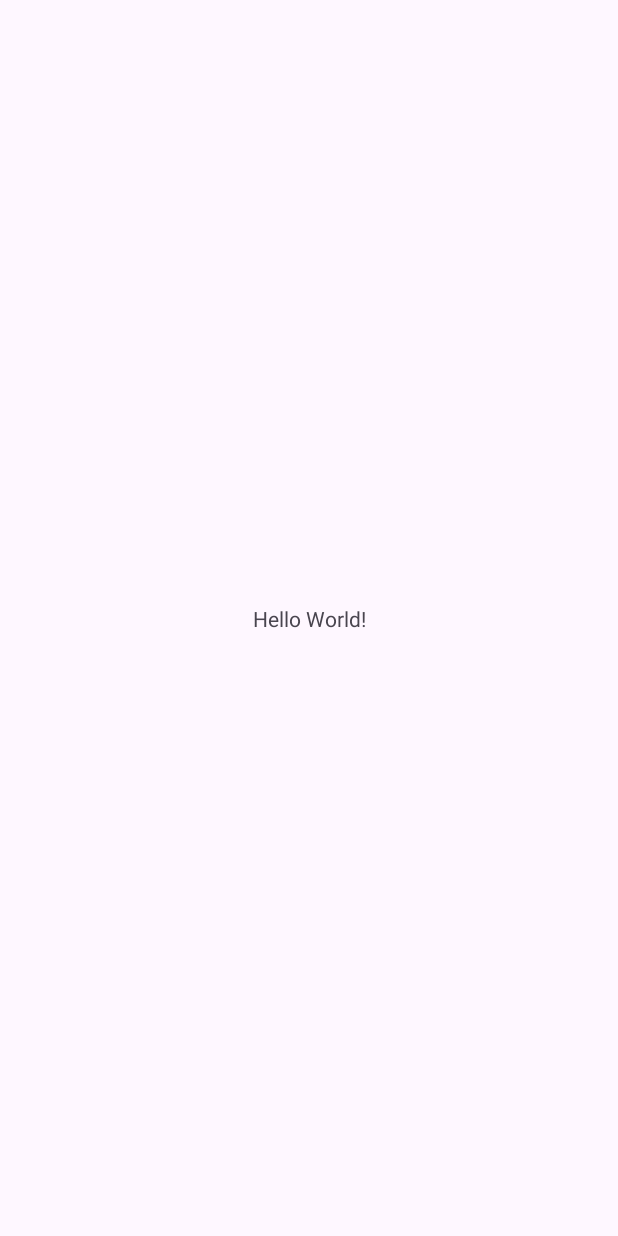
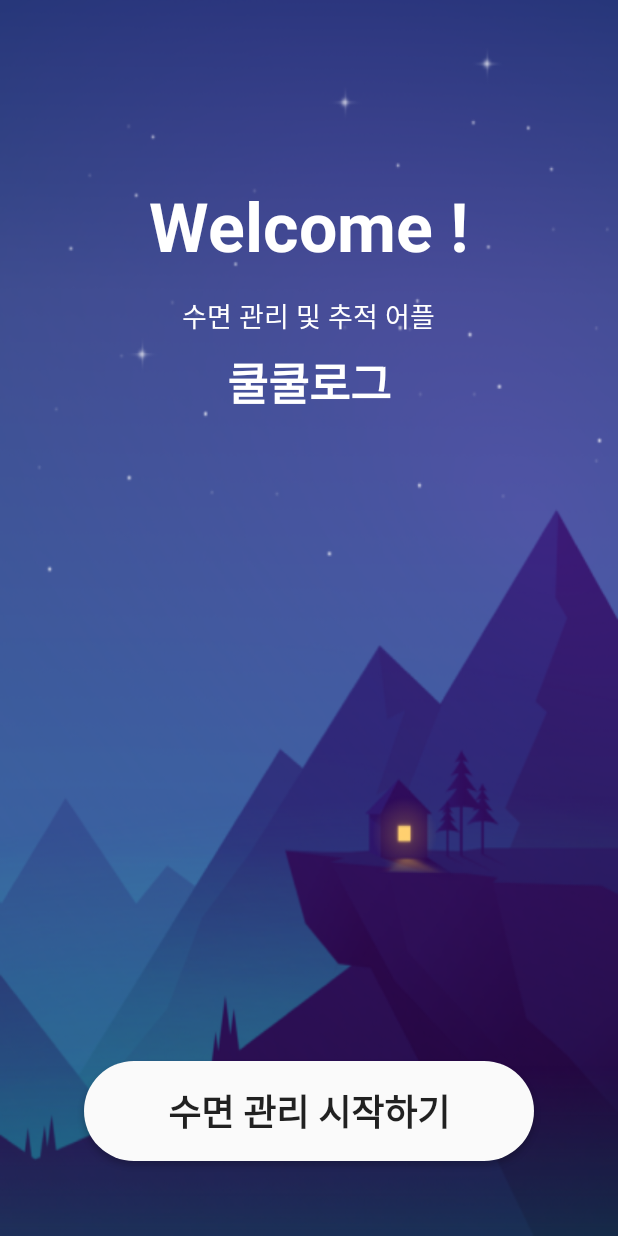
Before and after one commit to YeRimmm-Cho/CoolcoolLog, an Android app: the screen it shows after launch (MainActivity before the commit, IntroActivity after it), on a phone screen of 412 x 824 dp. Before the commit the screen is almost empty. Run offline under Robolectric (Android 15) with nearby library versions, the phone set to English and light mode, and no system bars.

Commit message:
Feat: 시작 화면 구현

```diff
--- a/app/src/main/AndroidManifest.xml
+++ b/app/src/main/AndroidManifest.xml
@@ -14,6 +14,9 @@
         tools:targetApi="31">
         <activity
             android:name=".MainActivity"
+            android:exported="false" />
+        <activity
+            android:name=".IntroActivity"
             android:exported="true">
             <intent-filter>
                 <action android:name="android.intent.action.MAIN" />
--- /dev/null
+++ b/app/src/main/java/com/example/coolcoollog/IntroActivity.java
@@ -0,0 +1,45 @@
+package com.example.coolcoollog;
+
+import android.content.Intent;
+import android.os.Bundle;
+import android.view.View;
+import android.widget.Button;
+
+import androidx.activity.EdgeToEdge;
+import androidx.appcompat.app.AppCompatActivity;
+
+public class IntroActivity extends AppCompatActivity {
+
+    @Override
+    protected void onCreate(Bundle savedInstanceState) {
+        super.onCreate(savedInstanceState);
+        EdgeToEdge.enable(this);
+
+
+        // 전체 화면 모드
+        getWindow().getDecorView().setSystemUiVisibility(
+                View.SYSTEM_UI_FLAG_FULLSCREEN // 상태 표시줄 숨기기
+                        | View.SYSTEM_UI_FLAG_HIDE_NAVIGATION // 네비게이션 바 숨기기
+                        | View.SYSTEM_UI_FLAG_LAYOUT_STABLE // 레이아웃 안정화
+                        | View.SYSTEM_UI_FLAG_LAYOUT_HIDE_NAVIGATION
+                        | View.SYSTEM_UI_FLAG_LAYOUT_FULLSCREEN
+                        | View.SYSTEM_UI_FLAG_IMMERSIVE_STICKY // 제스처로 잠시 표시
+        );
+
+        setContentView(R.layout.activity_intro);
+
+        // 시작 버튼 클릭 이벤트
+        Button startButton = findViewById(R.id.start_button);
+        startButton.setOnClickListener(new View.OnClickListener() {
+            @Override
+            public void onClick(View v) {
+                // MainActivity로 이동
+                Intent intent = new Intent(IntroActivity.this, MainActivity.class);
+                startActivity(intent);
+
+                // IntroActivity 종료
+                finish();
+            }
+        });
+    }
+}
--- /dev/null
+++ b/app/src/main/res/drawable/button_rec_start.xml
@@ -0,0 +1,9 @@
+<shape xmlns:android="http://schemas.android.com/apk/res/android">
+    <solid android:color="#fafafa" />
+    <corners android:radius="40dp" />  <!-- 모서리 둥글게 -->
+    <padding
+        android:paddingLeft="12dp"
+        android:paddingTop="12dp"
+        android:paddingRight="12dp"
+        android:paddingBottom="12dp"/>
+</shape>
--- /dev/null
+++ b/app/src/main/res/layout/activity_intro.xml
@@ -0,0 +1,61 @@
+<?xml version="1.0" encoding="utf-8"?>
+<RelativeLayout
+    xmlns:android="http://schemas.android.com/apk/res/android"
+    android:layout_width="match_parent"
+    android:layout_height="match_parent"
+    android:fitsSystemWindows="true"
+    android:background="@drawable/background_img_intro">
+
+    <!-- Welcome 텍스트 -->
+    <TextView
+        android:id="@+id/welcome_text"
+        android:layout_width="wrap_content"
+        android:layout_height="wrap_content"
+        android:layout_centerHorizontal="true"
+        android:layout_marginTop="120dp"
+        android:text="Welcome !"
+        android:textColor="#FFFFFF"
+        android:textSize="45sp"
+        android:textStyle="bold" />
+
+    <!-- 부제목 텍스트 -->
+    <TextView
+        android:id="@+id/subtitle_text"
+        android:layout_width="wrap_content"
+        android:layout_height="wrap_content"
+        android:layout_below="@id/welcome_text"
+        android:layout_centerHorizontal="true"
+        android:layout_marginTop="16dp"
+        android:text="수면 관리 및 추적 어플"
+        android:textColor="#FFFFFF"
+        android:textSize="18sp" />
+
+    <!-- 앱 이름 텍스트 -->
+    <TextView
+        android:id="@+id/app_name_text"
+        android:layout_width="wrap_content"
+        android:layout_height="wrap_content"
+        android:layout_below="@id/subtitle_text"
+        android:layout_centerHorizontal="true"
+        android:layout_marginTop="8dp"
+        android:text="쿨쿨로그"
+        android:textColor="#FFFFFF"
+        android:textSize="30sp"
+        android:textStyle="bold" />
+
+    <!-- 시작 버튼 -->
+    <Button
+        android:id="@+id/start_button"
+        android:layout_width="300dp"
+        android:layout_height="wrap_content"
+        android:layout_centerHorizontal="true"
+        android:layout_alignParentBottom="true"
+        android:layout_marginBottom="50dp"
+        android:background="@drawable/button_rec_start"
+        android:text="수면 관리 시작하기"
+        android:textSize="24sp"
+        android:textStyle="bold"
+        android:textAlignment="center"
+        android:padding="15dp" />
+
+</RelativeLayout>
--- a/app/src/main/res/values/themes.xml
+++ b/app/src/main/res/values/themes.xml
@@ -1,9 +1,7 @@
 <resources xmlns:tools="http://schemas.android.com/tools">
     <!-- Base application theme. -->
-    <style name="Base.Theme.CoolcoolLog" parent="Theme.Material3.DayNight.NoActionBar">
+    <style name="Theme.CoolcoolLog" parent="Theme.AppCompat.Light.NoActionBar">
         <!-- Customize your light theme here. -->
         <!-- <item name="colorPrimary">@color/my_light_primary</item> -->
     </style>
-
-    <style name="Theme.CoolcoolLog" parent="Base.Theme.CoolcoolLog" />
 </resources>
```
Also changed, not shown: app/src/main/res/drawable/background_img_intro.png (added), app/src/main/res/drawable/background_img_main.png (added), app/src/main/res/drawable/img_sleep.png (added).
